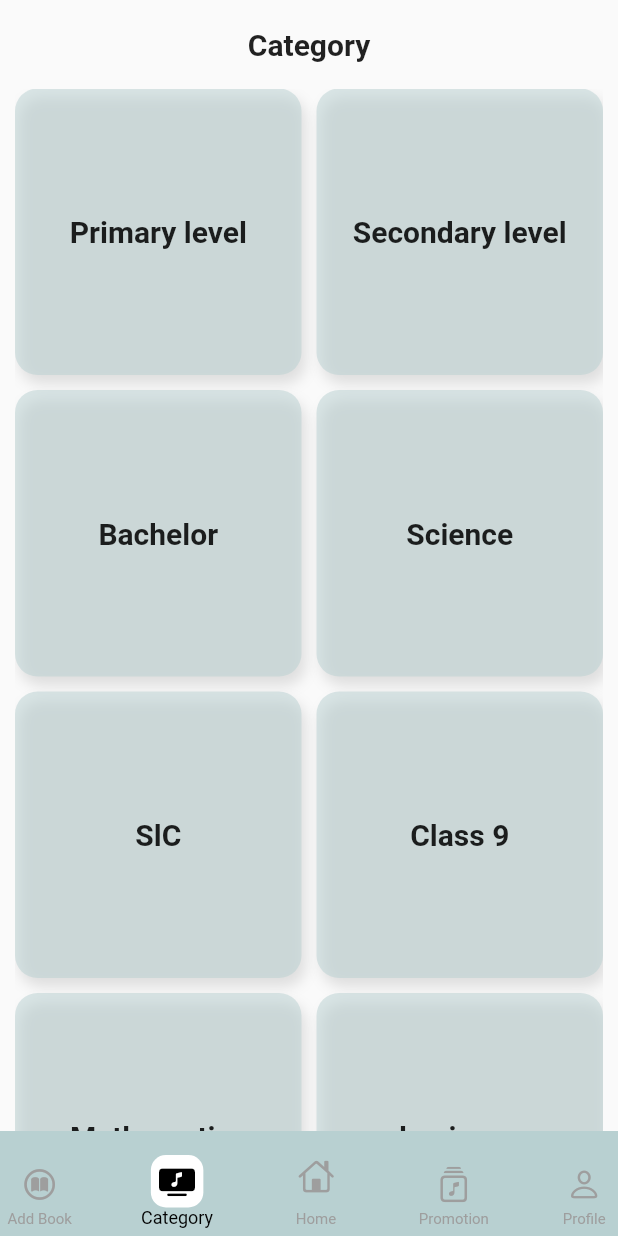
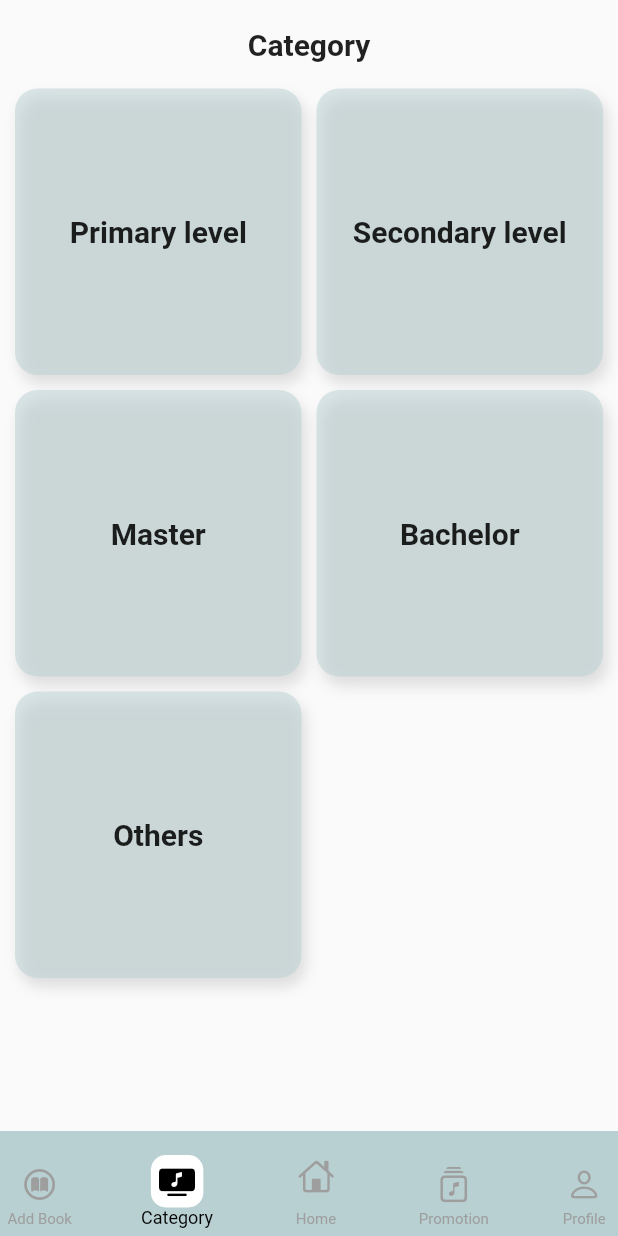
Before and after one commit to mustafahawari/book_aviyan, a Flutter app: the screen it shows after launch, item 2 of the bottom bar chosen, on a phone screen of 412 x 824 dp. Run offline on Flutter 3.47's test engine with Material 2 defaults, Android fonts, the light colour scheme and no system bars; our stand-ins replace cloud_firestore, firebase_auth, firebase_core, firebase_storage, flutter_swiper_null_safety, google_sign_in and 2 more; accounts and stored records are empty; network calls fail.

Commit message:
Category Modified

```diff
--- a/lib/pages/home/home_widgets/home_category.dart
+++ b/lib/pages/home/home_widgets/home_category.dart
@@ -28,7 +28,7 @@ class HomeCategory extends StatelessWidget {
           child: ListView.separated(
             scrollDirection: Axis.horizontal,
             separatorBuilder: (context, index) => SizedBox(width: 10),
-            itemCount: 6,
+            itemCount: _booksByCategory.length,
             itemBuilder: (context, index) {
               return InkWell(
                 onTap: () {
--- a/lib/pages/upload_books/upload_books_page.dart
+++ b/lib/pages/upload_books/upload_books_page.dart
@@ -346,6 +346,10 @@ class _UploadBooksPageState extends State<UploadBooksPage> {
                                   child: Text('Secondary Level'),
                                   value: 'Secondary Level',
                                 ),
+                                DropdownMenuItem<String>(
+                                  child: Text('Others'),
+                                  value: 'Others',
+                                ),
                               ],
                               onChanged: (value) {
                                 setState(() {
--- a/lib/provider/category_provider.dart
+++ b/lib/provider/category_provider.dart
@@ -7,12 +7,9 @@ class CategoryProvider with ChangeNotifier {
   List _categories = [
     CategoryModel(name: "Primary level"),
     CategoryModel(name: "Secondary level"),
+    CategoryModel(name: "Master"),
     CategoryModel(name: "Bachelor"),
-    CategoryModel(name: "Science"),
-    CategoryModel(name: "SlC"),
-    CategoryModel(name: "Class 9"),
-    CategoryModel(name: "Mathematics"),
-    CategoryModel(name: "business"),
+    CategoryModel(name: "Others"),
   ];
 
   List<CategoryModel> get categories => [..._categories];
```
